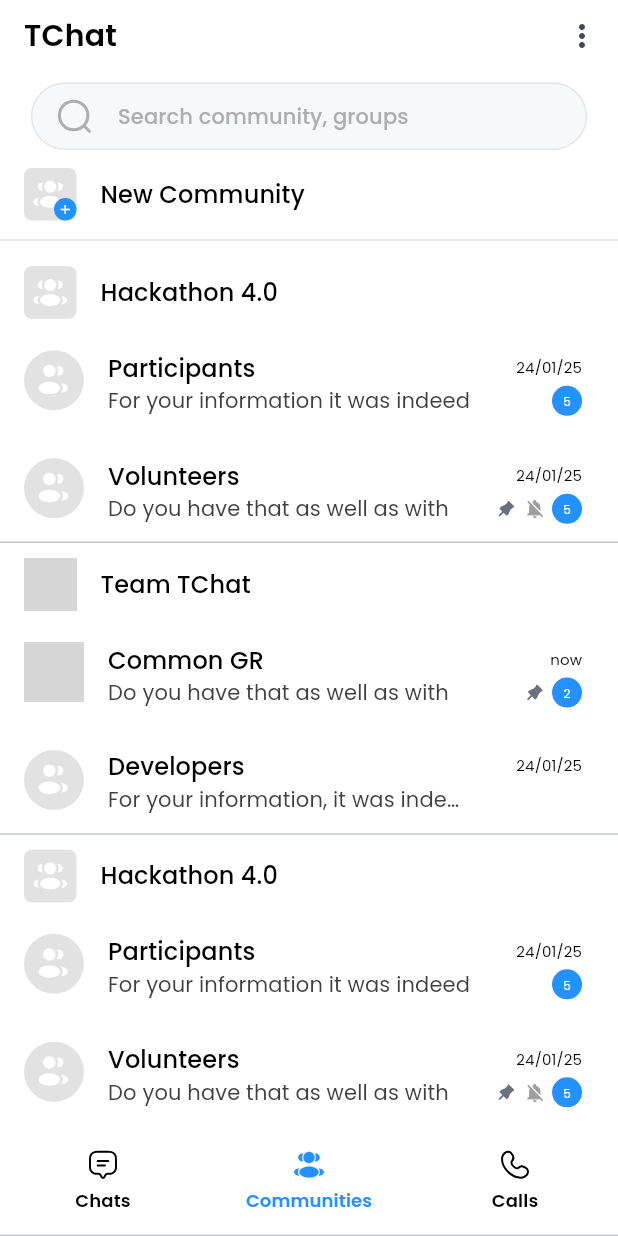
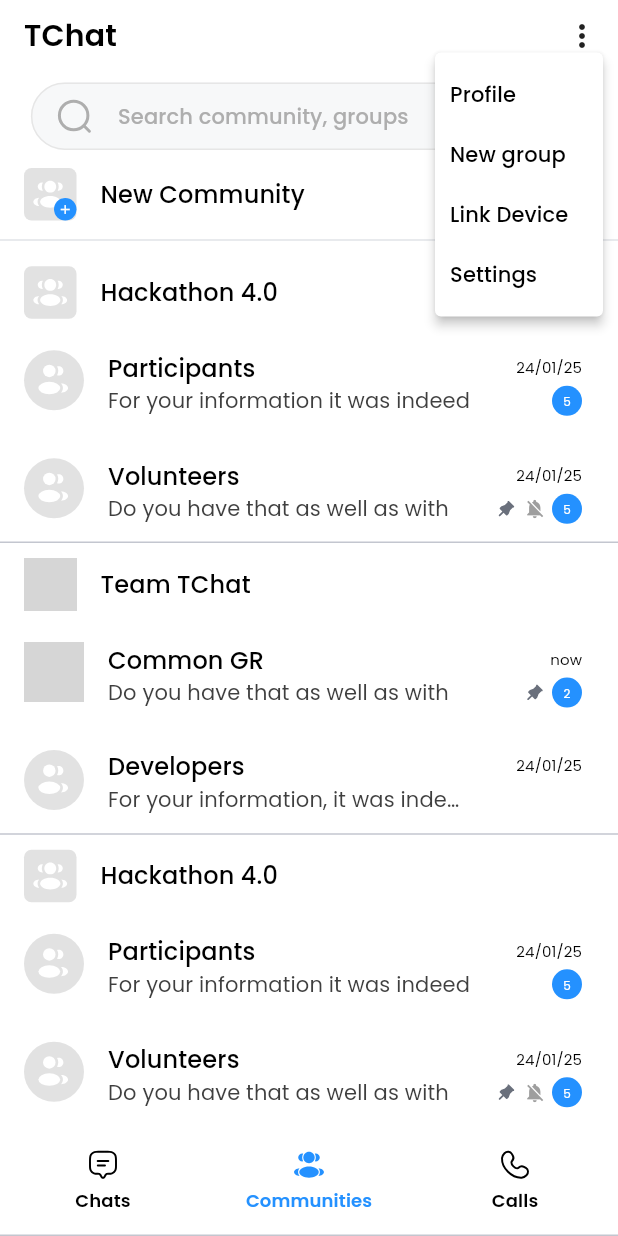
Before and after one commit to lahotimohit/tchat-frontend, a Flutter app: the screen it shows after launch, item 2 of the bottom bar chosen, scrolled down 195 dp, after a tap on the "more vert" icon, on a phone screen of 412 x 824 dp. Run offline on Flutter 3.47's test engine with Material 3 defaults, Android fonts, the phone set to English and light mode, and no system bars; our stand-ins replace connectivity_plus, dio, flutter_contacts, flutter_secure_storage, flutter_svg, google_fonts and 2 more; network calls fail; project files that could hold a hidden picture were left out; grey boxes are pictures that could not be loaded.

Commit message:
Create pop menu dialog for dashboard screen

```diff
--- a/lib/main.dart
+++ b/lib/main.dart
@@ -2,7 +2,7 @@ import 'package:flutter/material.dart';
 import 'package:flutter/services.dart';
 import 'package:tchat_frontend/src/screens/dashboard.dart';
 import 'package:tchat_frontend/src/providers/storage.dart';
-import 'package:tchat_frontend/src/screens/splash.dart';
+// import 'package:tchat_frontend/src/screens/splash.dart';
 
 void main() {
   WidgetsFlutterBinding.ensureInitialized();
--- a/lib/src/screens/premium.dart
+++ b/lib/src/screens/premium.dart
@@ -147,7 +147,7 @@ class PremiumBusinessScreen extends StatelessWidget {
                       Row(
                         mainAxisAlignment: MainAxisAlignment.spaceBetween,
                         children: [
-                          Expanded(
+                          const Expanded(
                             child: ListTile(
                               dense: true,
                               leading: CircleAvatar(
@@ -217,7 +217,7 @@ class PremiumBusinessScreen extends StatelessWidget {
                       Row(
                         mainAxisAlignment: MainAxisAlignment.spaceBetween,
                         children: [
-                          Expanded(
+                          const Expanded(
                             child: ListTile(
                               dense: true,
                               leading: CircleAvatar(
--- a/lib/src/widgets/app_bar_dashboard.dart
+++ b/lib/src/widgets/app_bar_dashboard.dart
@@ -1,6 +1,8 @@
 import 'package:flutter/material.dart';
 import 'package:flutter_svg/flutter_svg.dart';
 import 'package:google_fonts/google_fonts.dart';
+import 'package:tchat_frontend/setting/screen/main.dart';
+import 'package:tchat_frontend/src/common.dart';
 import 'package:tchat_frontend/src/widgets/custom_text.dart';
 
 class CustomAppBar extends StatelessWidget {
@@ -16,7 +18,18 @@ class CustomAppBar extends StatelessWidget {
                     mainAxisAlignment: MainAxisAlignment.spaceBetween,
                     children: [
                       const CustomText(text: "TChat", size: 20, weight: FontWeight.w600,),
-                      IconButton(onPressed: () {}, icon: const Icon(Icons.more_vert))
+                      PopupMenuButton(
+                        onSelected: (value) {
+                          _handleMenuClick(context, value);
+                        },
+                        offset: const Offset(-10, 35),
+                        color: white,
+                        itemBuilder: (BuildContext context) => [
+                              _buildPopupMenuItem("Profile"),
+                              _buildPopupMenuItem("New group"),
+                              _buildPopupMenuItem("Link Device"),
+                              _buildPopupMenuItem("Settings"),
+                  ],)
                     ],
                   ),
                 ),
@@ -56,4 +69,32 @@ class CustomAppBar extends StatelessWidget {
     );
 
   }
+  PopupMenuItem<String> _buildPopupMenuItem(String text) {
+  return PopupMenuItem(
+    height: 40,
+    padding: const EdgeInsets.symmetric(horizontal: 10),
+    value: text,
+    child: CustomText(text: text, size: 14, weight: FontWeight.w500,)
+  );
 }
+
+  void _handleMenuClick(BuildContext context, String value) {
+    switch (value) {
+      case "Profile":
+        Navigator.push(context, MaterialPageRoute(builder: (context) => SettingMainScreen()));
+        break;
+      case "New group":
+        Navigator.push(context, MaterialPageRoute(builder: (context) => SettingMainScreen()));
+        break;
+      case "New broadcast":
+        Navigator.push(context, MaterialPageRoute(builder: (context) => SettingMainScreen()));
+        break;
+      case "Link Device":
+        Navigator.push(context, MaterialPageRoute(builder: (context) => SettingMainScreen()));
+        break;
+      case "Settings":
+        Navigator.push(context, MaterialPageRoute(builder: (context) => SettingMainScreen()));
+        break;
+    }
+  }
+}
--- a/lib/voice_call/screens/main.dart
+++ b/lib/voice_call/screens/main.dart
@@ -34,7 +34,7 @@ class _VoiceCallScreenState extends State<VoiceCallScreen> {
             ),
           ),
           Container(
-            color: Colors.black.withOpacity(0.5),
+            color: Colors.black,
           ),
           Center(
             child: Column(
```
